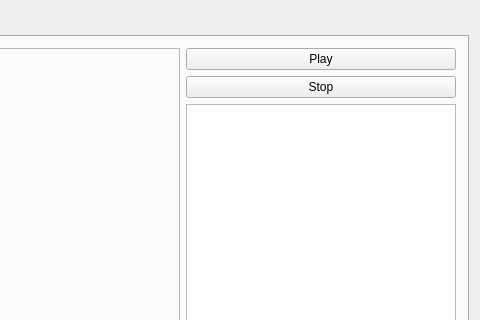
Above: gui/forms/mainwindow.ui from studnitz/octopus before the change; both pictures show x 431 to 911 and y 0 to 320 of the 911 by 677 pixel window. Below: the same form after it.
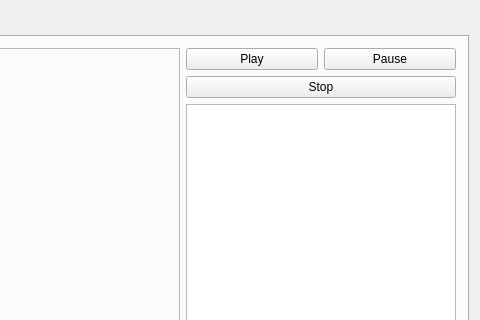
That is the form after the change.

Commit message: Seperate Pause and Play Buttons

Diff of the .ui file:
```diff
--- a/gui/forms/mainwindow.ui
+++ b/gui/forms/mainwindow.ui
@@ -288,6 +288,8 @@
           <item>
            <layout class="QVBoxLayout" name="verticalLayout_5">
             <item>
+             <layout class="QHBoxLayout" name="horizontalLayout_5">
+              <item>
              <widget class="QPushButton" name="playButton">
               <property name="sizePolicy">
                <sizepolicy hsizetype="Minimum" vsizetype="Fixed">
@@ -301,6 +303,15 @@
              </widget>
             </item>
             <item>
+               <widget class="QPushButton" name="pauseButton">
+                <property name="text">
+                 <string>Pause</string>
+                </property>
+               </widget>
+              </item>
+             </layout>
+            </item>
+            <item>
              <widget class="QPushButton" name="stopButton">
               <property name="text">
                <string>Stop</string>
```
Left out of the diff: 2 changed lines with no effect on the pictures. Lines whose indentation alone changed are shown as unchanged. The commit also changes 4 other files.
